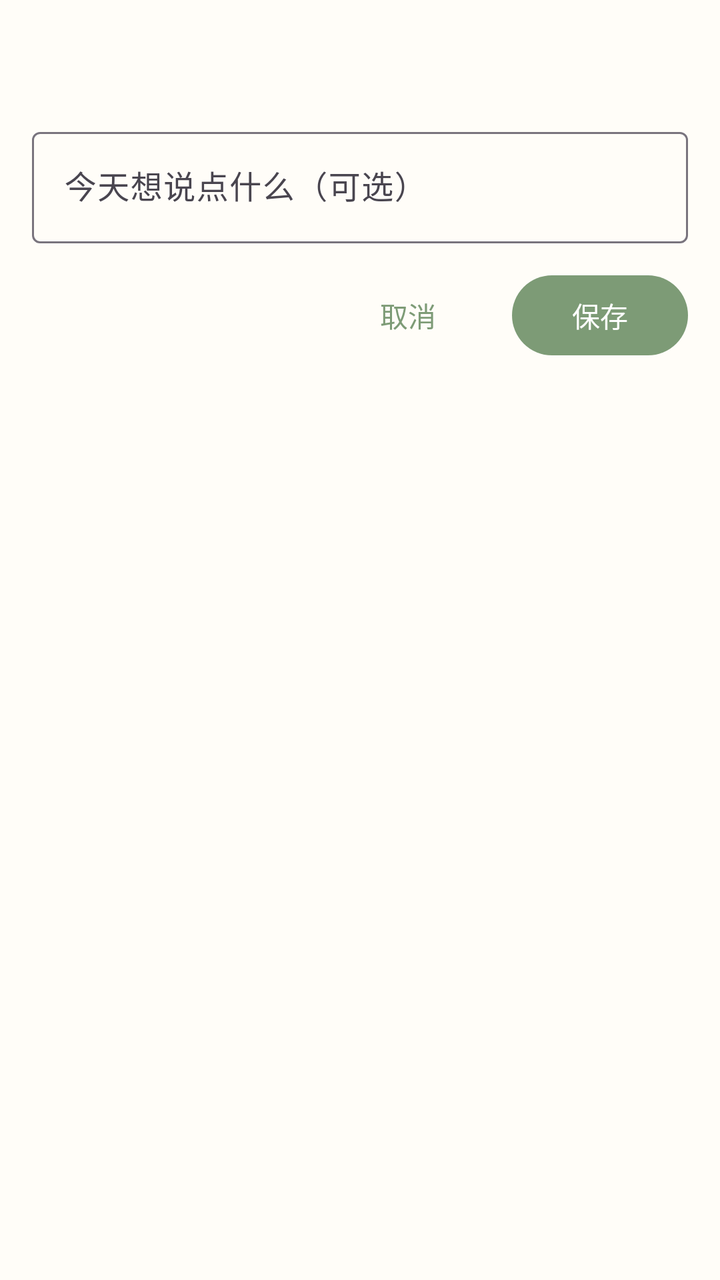
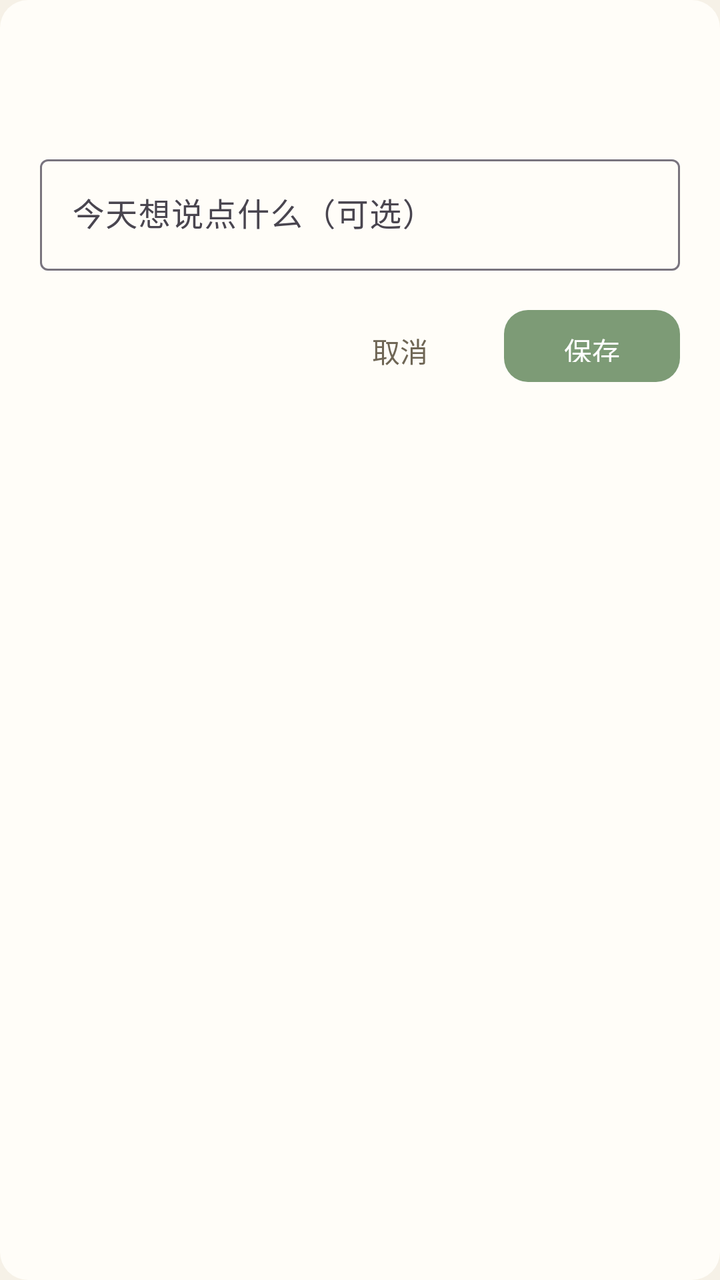

The first picture is an Android layout as it rendered before a commit; the second is the same layout after the commit. The layout source and the unified diff follow.
<!-- AndroidManifest.xml: application theme Theme.MoodTree -->
<!-- res/layout/dialog_mood.xml -->
<?xml version="1.0" encoding="utf-8"?>
<LinearLayout xmlns:android="http://schemas.android.com/apk/res/android"
    android:layout_width="match_parent"
    android:layout_height="wrap_content"
    android:orientation="vertical"
    android:background="@color/card"
    android:padding="16dp">

    <TextView
        android:id="@+id/tvTitle"
        android:layout_width="wrap_content"
        android:layout_height="wrap_content"
        android:textColor="@color/ink"
        android:textSize="17sp"
        android:textStyle="bold"
        android:layout_marginBottom="10dp" />

    
    <androidx.recyclerview.widget.RecyclerView
        android:id="@+id/rvMoods"
        android:layout_width="match_parent"
        android:layout_height="wrap_content"
        android:nestedScrollingEnabled="false" />

    
    <LinearLayout
        android:id="@+id/intensityRow"
        android:layout_width="match_parent"
        android:layout_height="wrap_content"
        android:orientation="vertical"
        android:layout_marginTop="12dp"
        android:visibility="gone">

        <LinearLayout
            android:layout_width="match_parent"
            android:layout_height="wrap_content"
            android:orientation="horizontal">

            <TextView
                android:id="@+id/tvIntensityLabel"
                android:layout_width="wrap_content"
                android:layout_height="wrap_content"
                android:text="@string/intensity"
                android:textColor="@color/ink"
                android:textSize="14sp" />

            <TextView
                android:id="@+id/tvIntensityText"
                android:layout_width="wrap_content"
                android:layout_height="wrap_content"
                android:layout_marginStart="8dp"
                android:text="@string/intensity_some"
                android:textColor="@color/ink_soft"
                android:textSize="14sp" />
        </LinearLayout>

        <SeekBar
            android:id="@+id/intensitySeek"
            android:layout_width="match_parent"
            android:layout_height="wrap_content"
            android:layout_marginTop="2dp"
            android:max="100"
            android:progress="50"
            android:thumbTint="@color/accent"
            android:progressTint="@color/accent"
            android:progressBackgroundTint="@color/divider" />
    </LinearLayout>

    <com.google.android.material.textfield.TextInputLayout
        style="@style/Widget.Material3.TextInputLayout.OutlinedBox"
        android:layout_width="match_parent"
        android:layout_height="wrap_content"
        android:layout_marginTop="12dp"
        android:hint="今天想说点什么（可选）">

        <com.google.android.material.textfield.TextInputEditText
            android:id="@+id/etNote"
            android:layout_width="match_parent"
            android:layout_height="wrap_content"
            android:maxLines="3"
            android:inputType="textMultiLine" />
    </com.google.android.material.textfield.TextInputLayout>

    <LinearLayout
        android:layout_width="match_parent"
        android:layout_height="wrap_content"
        android:orientation="horizontal"
        android:layout_marginTop="12dp"
        android:gravity="end">

        <Button
            android:id="@+id/btnCancel"
            style="@style/Widget.Material3.Button.TextButton"
            android:layout_width="wrap_content"
            android:layout_height="wrap_content"
            android:text="取消" />

        <Button
            android:id="@+id/btnSave"
            android:layout_width="wrap_content"
            android:layout_height="wrap_content"
            android:layout_marginStart="8dp"
            android:text="保存" />
    </LinearLayout>
</LinearLayout>
<!-- resources referenced by this layout -->
<resources>
  <color name="accent">#7d9b76</color>
  <color name="card">#fffdf8</color>
  <color name="divider">#e5dccb</color>
  <color name="ink">#4a453d</color>
  <color name="ink_soft">#6f6655</color>
  <string name="intensity">强度</string>
  <string name="intensity_some">有点</string>
  <style name="Theme.MoodTree" parent="Theme.Material3.DayNight.NoActionBar">
          <item name="android:windowBackground">@color/bg</item>
          <item name="android:statusBarColor">@color/bg</item>
          <item name="android:windowLightStatusBar">true</item>
          <item name="colorPrimary">@color/accent</item>
          <item name="colorOnPrimary">@color/white</item>
          <item name="colorAccent">@color/accent</item>
      </style>
  <color name="bg">#f6f1e7</color>
  <color name="white">#ffffff</color>
</resources>

<!-- the commit's change to res/layout/dialog_mood.xml (unified diff, before → after) -->
@@ -3,17 +3,17 @@
     android:layout_width="match_parent"
     android:layout_height="wrap_content"
     android:orientation="vertical"
-    android:background="@color/card"
-    android:padding="16dp">
+    android:background="@drawable/card_bg"
+    android:padding="20dp">
 
     <TextView
         android:id="@+id/tvTitle"
         android:layout_width="wrap_content"
         android:layout_height="wrap_content"
         android:textColor="@color/ink"
-        android:textSize="17sp"
+        android:textSize="18sp"
         android:textStyle="bold"
-        android:layout_marginBottom="10dp" />
+        android:layout_marginBottom="16dp" />
 
     
     <androidx.recyclerview.widget.RecyclerView
@@ -28,13 +28,16 @@
         android:layout_width="match_parent"
         android:layout_height="wrap_content"
         android:orientation="vertical"
-        android:layout_marginTop="12dp"
+        android:layout_marginTop="16dp"
+        android:background="@drawable/input_bg"
+        android:padding="14dp"
         android:visibility="gone">
 
         <LinearLayout
             android:layout_width="match_parent"
             android:layout_height="wrap_content"
-            android:orientation="horizontal">
+            android:orientation="horizontal"
+            android:gravity="center_vertical">
 
             <TextView
                 android:id="@+id/tvIntensityLabel"
@@ -42,7 +45,8 @@
                 android:layout_height="wrap_content"
                 android:text="@string/intensity"
                 android:textColor="@color/ink"
-                android:textSize="14sp" />
+                android:textSize="14sp"
+                android:textStyle="bold" />
 
             <TextView
                 android:id="@+id/tvIntensityText"
@@ -58,7 +62,7 @@
             android:id="@+id/intensitySeek"
             android:layout_width="match_parent"
             android:layout_height="wrap_content"
-            android:layout_marginTop="2dp"
+            android:layout_marginTop="4dp"
             android:max="100"
             android:progress="50"
             android:thumbTint="@color/accent"
@@ -70,7 +74,7 @@
         style="@style/Widget.Material3.TextInputLayout.OutlinedBox"
         android:layout_width="match_parent"
         android:layout_height="wrap_content"
-        android:layout_marginTop="12dp"
+        android:layout_marginTop="14dp"
         android:hint="今天想说点什么（可选）">
 
         <com.google.android.material.textfield.TextInputEditText
@@ -85,7 +89,7 @@
         android:layout_width="match_parent"
         android:layout_height="wrap_content"
         android:orientation="horizontal"
-        android:layout_marginTop="12dp"
+        android:layout_marginTop="16dp"
         android:gravity="end">
 
         <Button
@@ -93,13 +97,19 @@
             style="@style/Widget.Material3.Button.TextButton"
             android:layout_width="wrap_content"
             android:layout_height="wrap_content"
-            android:text="取消" />
+            android:text="取消"
+            android:textColor="@color/ink_soft" />
 
         <Button
             android:id="@+id/btnSave"
             android:layout_width="wrap_content"
-            android:layout_height="wrap_content"
+            android:layout_height="36dp"
             android:layout_marginStart="8dp"
-            android:text="保存" />
+            android:background="@drawable/btn_primary"
+            android:text="保存"
+            android:textColor="@android:color/white"
+            android:textSize="14sp"
+            android:paddingHorizontal="20dp"
+            android:stateListAnimator="@null" />
     </LinearLayout>
 </LinearLayout>
<!-- resource entries referenced after the edit -->
@@ -5,6 +5,47 @@
   <color name="divider">#e5dccb</color>
   <color name="ink">#4a453d</color>
   <color name="ink_soft">#6f6655</color>
+  <!-- drawable btn_primary (drawable) -->
+  <?xml version="1.0" encoding="utf-8"?>
+  <shape xmlns:android="http://schemas.android.com/apk/res/android"
+      android:shape="rectangle">
+      <solid android:color="@color/accent" />
+      <corners android:radius="12dp" />
+  </shape>
+  <!-- drawable card_bg (drawable) -->
+  <?xml version="1.0" encoding="utf-8"?>
+  <layer-list xmlns:android="http://schemas.android.com/apk/res/android">
+      
+      <item
+          android:left="0dp"
+          android:top="2dp"
+          android:right="0dp"
+          android:bottom="4dp">
+          <shape android:shape="rectangle">
+              <solid android:color="#15000000" />
+              <corners android:radius="14dp" />
+          </shape>
+      </item>
+      
+      <item
+          android:left="0dp"
+          android:top="0dp"
+          android:right="0dp"
+          android:bottom="0dp">
+          <shape android:shape="rectangle">
+              <solid android:color="@color/card" />
+              <corners android:radius="14dp" />
+          </shape>
+      </item>
+  </layer-list>
+  <!-- drawable input_bg (drawable) -->
+  <?xml version="1.0" encoding="utf-8"?>
+  <shape xmlns:android="http://schemas.android.com/apk/res/android"
+      android:shape="rectangle">
+      <solid android:color="#f0ede8" />
+      <corners android:radius="12dp" />
+      <padding android:left="14dp" android:top="12dp" android:right="14dp" android:bottom="12dp" />
+  </shape>
   <string name="intensity">强度</string>
   <string name="intensity_some">有点</string>
   <style name="Theme.MoodTree" parent="Theme.Material3.DayNight.NoActionBar">
